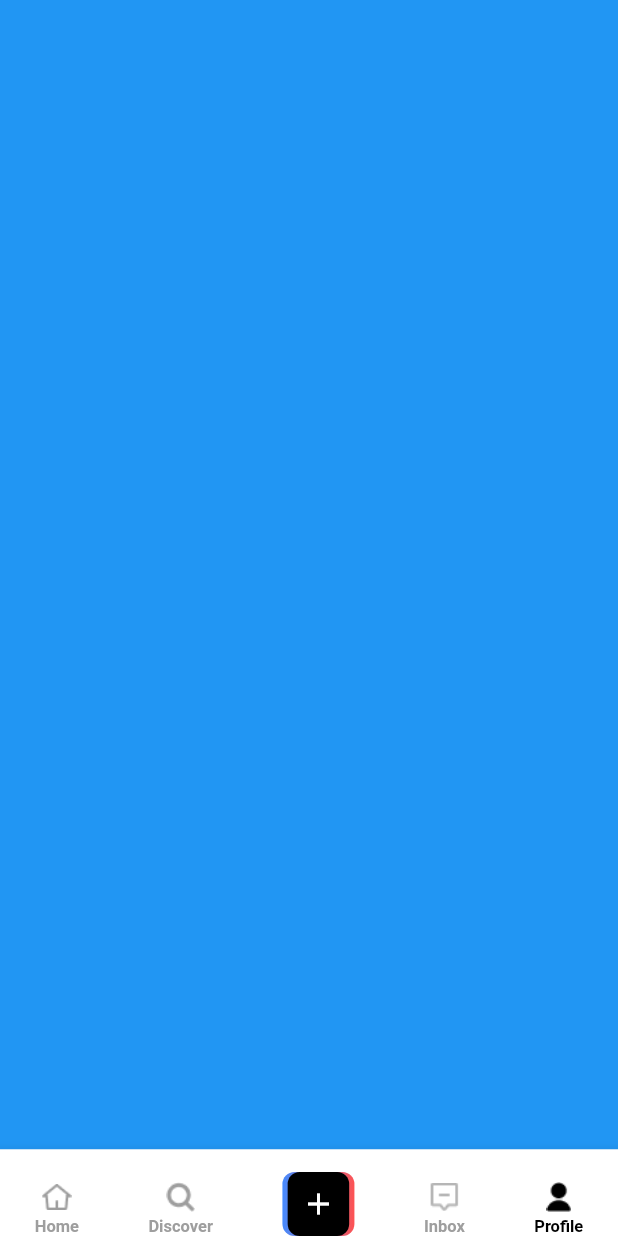
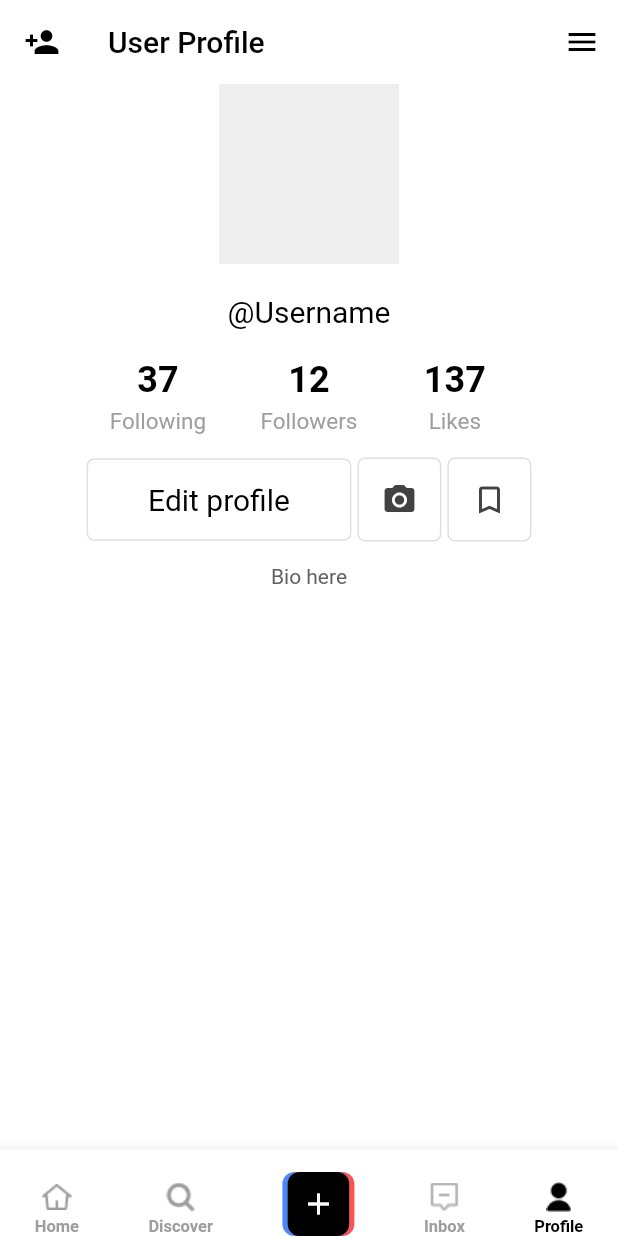
Before and after one commit to umairiqbal78/Bilingo_Tiktok_UI, a Flutter app: the screen it shows after launch, item 5 of the bottom bar chosen, on a phone screen of 412 x 824 dp. Run offline on Flutter 3.47's test engine with Material 2 defaults, Android fonts, the phone set to English and light mode, and no system bars; our stand-ins replace camera, expandable_text, google_fonts, lottie, marquee, page_view_indicators and 1 more; network calls fail.

Commit message:
updating changes on profile page

```diff
--- a/lib/pages/profile_page.dart
+++ b/lib/pages/profile_page.dart
@@ -5,8 +5,167 @@ class ProfilePage extends StatelessWidget {
 
   @override
   Widget build(BuildContext context) {
-    return Container(
-      color: Colors.blue,
+    return Scaffold(
+      backgroundColor: Colors.white,
+      appBar: AppBar(
+        title: const Text(
+          "User Profile",
+          style: TextStyle(color: Colors.black),
+        ),
+        backgroundColor: Colors.transparent,
+        elevation: 0,
+        leading: const Icon(Icons.person_add, color: Colors.black),
+        actions: const [
+          Padding(
+            padding: EdgeInsets.only(right: 12.0),
+            child: Icon(
+              Icons.menu,
+              color: Colors.black,
+            ),
+          )
+        ],
+      ),
+      body: Column(
+        children: [
+          //profile photo
+          Container(
+            height: 120,
+            width: 120,
+            color: Colors.grey[200],
+            decoration: const BoxDecoration(
+              shape: BoxShape.circle,
+            ),
+          ),
+          //username
+          const Padding(
+            padding: EdgeInsets.all(20.0),
+            child: Text(
+              '@Username',
+              style: TextStyle(color: Colors.black, fontSize: 20),
+            ),
+          ),
+          // number of following , followers, likes
+          Row(
+            children: [
+              Expanded(
+                child: Container(
+                  alignment: Alignment.centerRight,
+                  child: Column(children: const [
+                    Text(
+                      '37',
+                      style: TextStyle(
+                        color: Colors.black,
+                        fontWeight: FontWeight.bold,
+                        fontSize: 24,
+                      ),
+                    ),
+                    SizedBox(
+                      height: 5,
+                    ),
+                    Text(
+                      'Following',
+                      style: TextStyle(color: Colors.grey, fontSize: 15),
+                    )
+                  ]),
+                ),
+              ),
+              Expanded(
+                child: Container(
+                  child: Column(children: const [
+                    Text(
+                      '12',
+                      style: TextStyle(
+                        color: Colors.black,
+                        fontWeight: FontWeight.bold,
+                        fontSize: 24,
+                      ),
+                    ),
+                    SizedBox(
+                      height: 5,
+                    ),
+                    Text(
+                      'Followers',
+                      style: TextStyle(color: Colors.grey, fontSize: 15),
+                    )
+                  ]),
+                ),
+              ),
+              Expanded(
+                child: Container(
+                  alignment: Alignment.centerLeft,
+                  child: Column(children: const [
+                    Text(
+                      '137',
+                      style: TextStyle(
+                        color: Colors.black,
+                        fontWeight: FontWeight.bold,
+                        fontSize: 24,
+                      ),
+                    ),
+                    SizedBox(
+                      height: 5,
+                    ),
+                    Text(
+                      '   Likes   ',
+                      style: TextStyle(color: Colors.grey, fontSize: 15),
+                    )
+                  ]),
+                ),
+              ),
+            ],
+          ),
+
+          const SizedBox(
+            height: 15,
+          ),
+          // button -> edit profile, links bookmarks
+          Row(
+            mainAxisAlignment: MainAxisAlignment.center,
+            children: [
+              Container(
+                padding:
+                    const EdgeInsets.symmetric(vertical: 15, horizontal: 40),
+                child: const Text("Edit profile",
+                    style: TextStyle(color: Colors.black, fontSize: 20)),
+                decoration: BoxDecoration(
+                    border: Border.all(color: Colors.grey.shade300),
+                    borderRadius: BorderRadius.circular(5)),
+              ),
+              Padding(
+                padding: const EdgeInsets.symmetric(horizontal: 4.0),
+                child: Container(
+                  padding: const EdgeInsets.all(15),
+                  child: Icon(
+                    Icons.camera_alt,
+                    color: Colors.grey[800],
+                  ),
+                  decoration: BoxDecoration(
+                      border: Border.all(color: Colors.grey.shade300),
+                      borderRadius: BorderRadius.circular(5)),
+                ),
+              ),
+              Container(
+                padding: const EdgeInsets.all(15),
+                child: Icon(
+                  Icons.bookmark_border,
+                  color: Colors.grey[800],
+                ),
+                decoration: BoxDecoration(
+                    border: Border.all(color: Colors.grey.shade300),
+                    borderRadius: BorderRadius.circular(5)),
+              )
+            ],
+          ),
+          SizedBox(
+            height: 15,
+          ),
+          //bio
+          Text(
+            'Bio here',
+            style: TextStyle(color: Colors.grey[700]),
+          ),
+        ],
+      ),
     );
   }
 }
```
